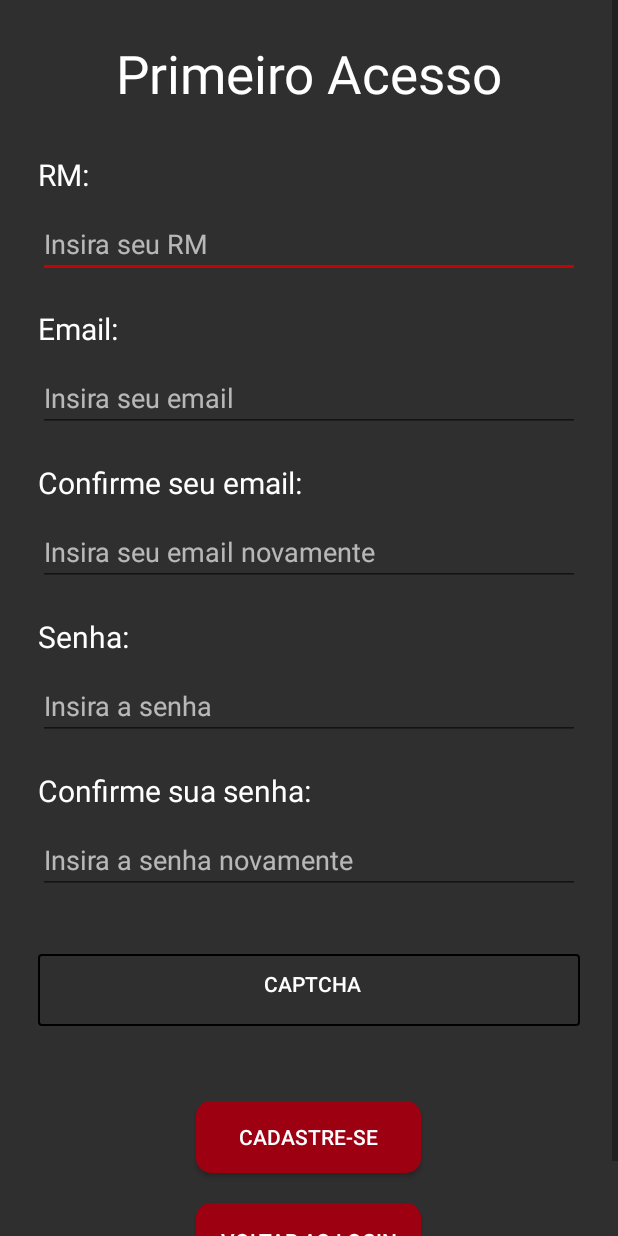
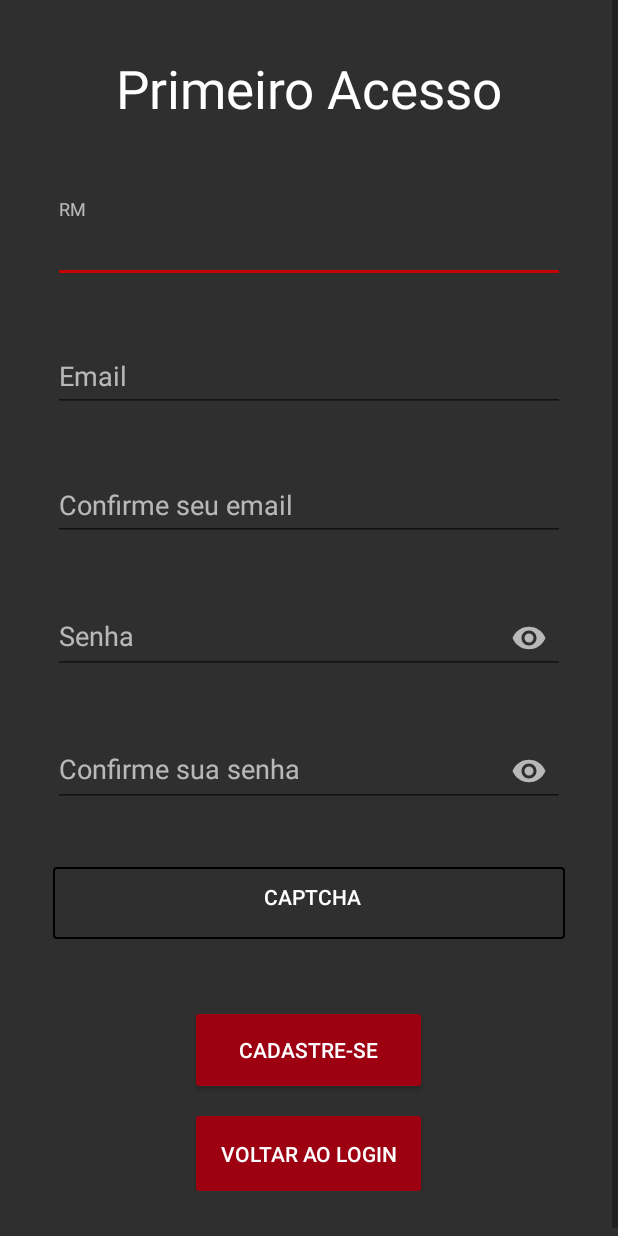
Before and after one commit to matheusant/AppTCC, an Android app: the PrimeiroAcessoActivity screen opened directly, with no data from a screen before it, on a phone screen of 412 x 824 dp. Run offline under Robolectric (Android 15) with nearby library versions, the phone set to English and light mode, and no system bars.

Commit message:
Mudanças na interface

```diff
--- a/app/src/main/res/drawable/desenho.xml
+++ b/app/src/main/res/drawable/desenho.xml
@@ -2,7 +2,7 @@
 <shape xmlns:android="http://schemas.android.com/apk/res/android"
     android:shape="rectangle">
     <solid android:color="@color/cor_cps" />
-    <corners android:radius="10dp" />
+    <corners android:radius="2dp" />
     <padding
         android:bottom="10dp"
         android:left="10dp"
--- a/app/src/main/res/layout/cadastro_layout.xml
+++ b/app/src/main/res/layout/cadastro_layout.xml
@@ -7,13 +7,14 @@
     android:background="@color/colorDark"
     android:fillViewport="true"
     android:orientation="vertical"
+    android:padding="10dp"
     tools:context=".CadastroActivity">
 
     <TextView
         android:layout_width="match_parent"
         android:layout_height="wrap_content"
         android:layout_marginLeft="10dp"
-        android:layout_marginTop="50dp"
+        android:layout_marginTop="25dp"
         android:layout_marginRight="10dp"
         android:gravity="center_horizontal"
         android:text="Confirmação de cadastro"
--- a/app/src/main/res/layout/primeiro_acesso_layout.xml
+++ b/app/src/main/res/layout/primeiro_acesso_layout.xml
@@ -4,7 +4,8 @@
     xmlns:tools="http://schemas.android.com/tools"
     android:layout_width="match_parent"
     android:layout_height="match_parent"
-    android:background="@color/colorDark">
+    android:background="@color/colorDark"
+    android:fillViewport="true">
 
     <LinearLayout
         android:layout_width="match_parent"
@@ -16,101 +17,106 @@
             android:layout_width="match_parent"
             android:layout_height="wrap_content"
             android:layout_margin="25dp"
-            android:orientation="vertical">
+            android:orientation="vertical"
+            android:padding="10dp">
 
             <TextView
                 android:layout_width="match_parent"
                 android:layout_height="wrap_content"
                 android:gravity="center_horizontal"
                 android:text="Primeiro Acesso"
-                android:textColor="@color/colorLetras"
                 android:textSize="35sp" />
 
-            <TextView
+            <com.google.android.material.textfield.TextInputLayout
+                android:layout_width="match_parent"
+                android:layout_height="wrap_content"
+                android:layout_marginTop="50dp"
+                android:hint="RM"
+                android:textColorHint="@color/colorHint"
+                app:endIconMode="clear_text"
+                app:endIconTint="@color/colorAccent"
+                app:hintTextColor="@color/colorHint">
+
+                <com.google.android.material.textfield.TextInputEditText
+                    android:layout_width="match_parent"
+                    android:layout_height="wrap_content"
+                    android:inputType="number"
+                    android:textColor="@color/colorLetras" />
+
+            </com.google.android.material.textfield.TextInputLayout>
+
+            <com.google.android.material.textfield.TextInputLayout
                 android:layout_width="match_parent"
                 android:layout_height="wrap_content"
                 android:layout_marginTop="30dp"
-                android:text="RM:"
-                android:textColor="@color/colorLetras"
-                android:textSize="20sp" />
+                android:hint="Email"
+                android:textColorHint="@color/colorHint"
+                app:endIconMode="clear_text"
+                app:endIconTint="@color/colorAccent"
+                app:hintTextColor="@color/colorHint">
 
-            <EditText
-                android:layout_width="match_parent"
-                android:cursorVisible="false"
-                android:layout_height="wrap_content"
-                android:layout_marginTop="10dp"
-                android:hint="Insira seu RM"
-                android:inputType="number"
-                android:textColor="@color/colorLetras"
-                android:textColorHint="@color/colorHint" />
-
-            <TextView
+                <com.google.android.material.textfield.TextInputEditText
                     android:layout_width="match_parent"
                     android:layout_height="wrap_content"
-                android:layout_marginTop="20dp"
-                android:text="Email:"
-                android:textColor="@color/colorLetras"
-                android:textSize="20sp" />
+                    android:inputType="textEmailAddress"
+                    android:textColor="@color/colorLetras" />
 
-            <EditText
+            </com.google.android.material.textfield.TextInputLayout>
+
+
+            <com.google.android.material.textfield.TextInputLayout
                 android:layout_width="match_parent"
                 android:layout_height="wrap_content"
-                android:layout_marginTop="10dp"
-                android:hint="Insira seu email"
-                android:inputType="textEmailAddress"
-                android:textColor="@color/colorLetras"
-                android:textColorHint="@color/colorHint" />
+                android:layout_marginTop="30dp"
+                android:hint="Confirme seu email"
+                android:textColorHint="@color/colorHint"
+                app:endIconMode="clear_text"
+                app:endIconTint="@color/colorAccent"
+                app:hintTextColor="@color/colorHint">
 
-            <TextView
+                <com.google.android.material.textfield.TextInputEditText
                     android:layout_width="match_parent"
                     android:layout_height="wrap_content"
-                android:layout_marginTop="20dp"
-                android:text="Confirme seu email:"
-                android:textColor="@color/colorLetras"
-                android:textSize="20sp" />
+                    android:inputType="textEmailAddress"
+                    android:textColor="@color/colorLetras" />
 
-            <EditText
+            </com.google.android.material.textfield.TextInputLayout>
+
+            <com.google.android.material.textfield.TextInputLayout
                 android:layout_width="match_parent"
                 android:layout_height="wrap_content"
-                android:layout_marginTop="10dp"
-                android:hint="Insira seu email novamente"
-                android:inputType="textEmailAddress"
-                android:textColor="@color/colorLetras"
-                android:textColorHint="@color/colorHint" />
+                android:layout_marginTop="30dp"
+                android:hint="Senha"
+                android:textColorHint="@color/colorHint"
+                app:endIconMode="password_toggle"
+                app:endIconTint="@color/colorHint"
+                app:hintTextColor="@color/colorHint">
 
-            <TextView
+                <com.google.android.material.textfield.TextInputEditText
                     android:layout_width="match_parent"
                     android:layout_height="wrap_content"
-                android:layout_marginTop="20dp"
-                android:text="Senha:"
-                android:textColor="@color/colorLetras"
-                android:textSize="20sp" />
+                    android:inputType="textPassword"
+                    android:textColor="@color/colorLetras" />
 
-            <EditText
+            </com.google.android.material.textfield.TextInputLayout>
+
+            <com.google.android.material.textfield.TextInputLayout
                 android:layout_width="match_parent"
                 android:layout_height="wrap_content"
-                android:layout_marginTop="10dp"
-                android:hint="Insira a senha"
-                android:inputType="textPassword"
-                android:textColor="@color/colorLetras"
-                android:textColorHint="@color/colorHint" />
+                android:layout_marginTop="30dp"
+                android:hint="Confirme sua senha"
+                android:textColorHint="@color/colorHint"
+                app:endIconMode="password_toggle"
+                app:endIconTint="@color/colorHint"
+                app:hintTextColor="@color/colorHint">
 
-            <TextView
+                <com.google.android.material.textfield.TextInputEditText
                     android:layout_width="match_parent"
                     android:layout_height="wrap_content"
-                android:layout_marginTop="20dp"
-                android:text="Confirme sua senha:"
-                android:textColor="@color/colorLetras"
-                android:textSize="20sp" />
+                    android:inputType="textPassword"
+                    android:textColor="@color/colorLetras" />
 
-            <EditText
-                android:layout_width="match_parent"
-                android:layout_height="wrap_content"
-                android:layout_marginTop="10dp"
-                android:hint="Insira a senha novamente"
-                android:inputType="textPassword"
-                android:textColor="@color/colorLetras"
-                android:textColorHint="@color/colorHint" />
+            </com.google.android.material.textfield.TextInputLayout>
 
             <Button
                 android:layout_width="match_parent"
--- a/app/src/main/res/layout/qr_layout.xml
+++ b/app/src/main/res/layout/qr_layout.xml
@@ -16,7 +16,8 @@
         <LinearLayout
             android:layout_width="match_parent"
             android:layout_height="wrap_content"
-            android:orientation="vertical">
+            android:orientation="vertical"
+            android:padding="10dp">
 
 
             <ImageView
```
Also changed, not shown: app/src/main/res/layout/activity_main.xml (+13 -10 lines), app/src/main/res/layout/recuperacao_layout.xml (+20 -18 lines), app/src/main/res/layout/recuperar_sucesso_layout.xml (+5 -3 lines). Lines whose indentation alone changed are shown as unchanged.
